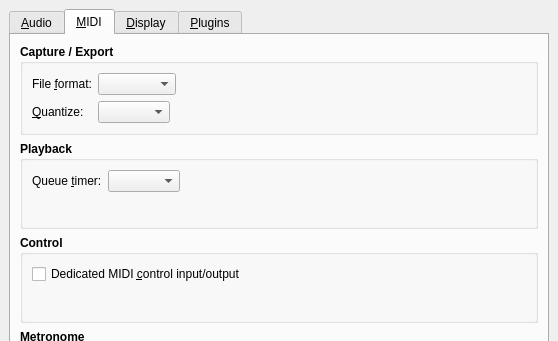
Before: the Qt Designer form src/qtractorOptionsForm.ui in rncbc/qtractor, drawn with Qt 5; both pictures show x 0 to 558 and y 0 to 341 of the 558 by 551 pixel window.
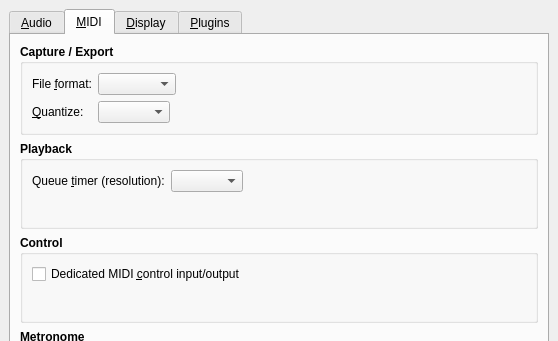
After: the same form once the commit is applied. The open tabs and pages were chosen to show the change. Icons and pictures are not drawn.

Commit message: - New MIDI Playback/Queue timer (resolution) option is now   available (see View/Options.../MIDI). (EXPERIMENTAL)

The edit to the form file:
```diff
--- a/src/qtractorOptionsForm.ui
+++ b/src/qtractorOptionsForm.ui
@@ -776,7 +776,7 @@
              </font>
             </property>
             <property name="text" >
-             <string>Queue &amp;timer:</string>
+             <string>Queue &amp;timer (resolution):</string>
             </property>
             <property name="buddy" >
              <cstring>MidiQueueTimerComboBox</cstring>
```
Left out of the diff: 2 changed lines with no effect on the pictures. The commit also changes 11 other files.
